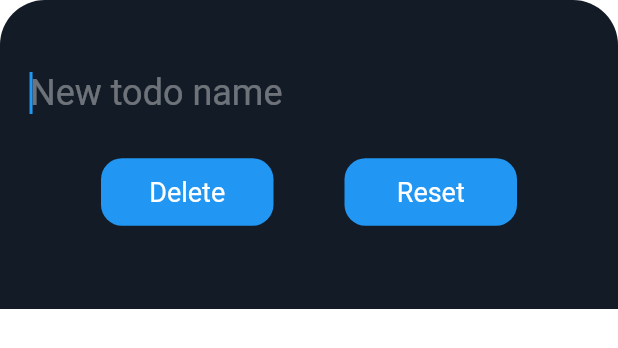
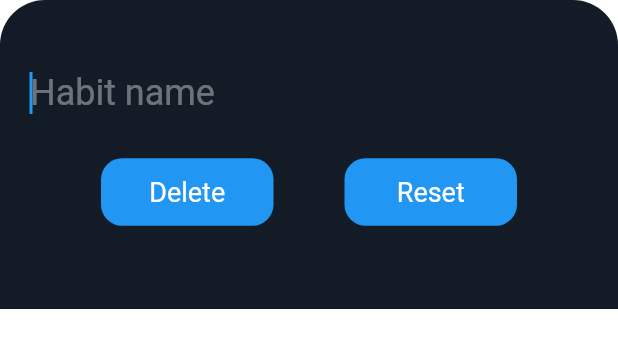
Before and after one commit to Slimmerd/habit_tracker, a Flutter app: the SettingsHabitBottomSheet widget shown alone on an empty page, opened directly with empty values, on a phone screen of 412 x 824 dp. Shown: the top 348 px of the screen. Run offline on Flutter 3.47's test engine with Material 2 defaults, Android fonts, the phone set to English and light mode, and no system bars; our stand-ins replace fl_chart, flutter_datetime_picker, sqflite; missing offline and left inert: flex_color_picker, flutter_iconpicker; accounts and stored records are empty.

Commit message:
Fixed padding and field placeholders for habit bottom sheets

```diff
--- a/lib/widgets/create_habit_bottomsheet.dart
+++ b/lib/widgets/create_habit_bottomsheet.dart
@@ -30,7 +30,7 @@ class _CreateHabitBottomSheetState extends State<CreateHabitBottomSheet> {
             crossAxisAlignment: CrossAxisAlignment.stretch,
             children: [
               Container(
-                padding: EdgeInsets.only(top: 40, left: 20, bottom: 20),
+                padding: EdgeInsets.only(top: 40, left: 20, right: 20, bottom: 20),
                 child: Column(
                   crossAxisAlignment: CrossAxisAlignment.start,
                   children: [
@@ -42,7 +42,7 @@ class _CreateHabitBottomSheetState extends State<CreateHabitBottomSheet> {
                             TextStyle(fontSize: 24, color: AppColors.MainText),
                         decoration: InputDecoration(
                             isDense: true,
-                            hintText: 'New todo name',
+                            hintText: 'New habit name',
                             border: InputBorder.none,
                             focusedBorder: InputBorder.none,
                             enabledBorder: InputBorder.none,
--- a/lib/widgets/settings_habit_bottomsheet.dart
+++ b/lib/widgets/settings_habit_bottomsheet.dart
@@ -49,7 +49,7 @@ class _SettingsBottomSheet extends State<SettingsHabitBottomSheet> {
                       style: TextStyle(fontSize: 24, color: AppColors.MainText),
                       decoration: InputDecoration(
                           isDense: true,
-                          hintText: 'New todo name',
+                          hintText: 'Habit name',
                           border: InputBorder.none,
                           focusedBorder: InputBorder.none,
                           enabledBorder: InputBorder.none,
```
